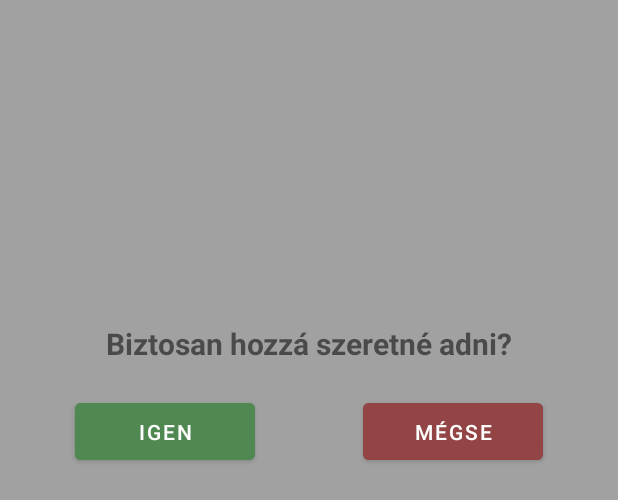
After one commit to Adam-Papp/Fizetesi-hatarido-figyelmezteto-alkalmazas, an Android app: the layout hozzaadaspopup.xml on its own in the app's theme, with its tools: preview values and no code run, on a phone screen of 412 x 824 dp. The commit adds this screen. Shown: the top 500 px of the screen. Run offline under Robolectric (Android 15) with nearby library versions, the phone set to English and light mode, and no system bars.

Commit message:
Hozzáadás popup

```diff
--- /dev/null
+++ b/app/src/main/res/layout/hozzaadaspopup.xml
@@ -0,0 +1,43 @@
+<?xml version="1.0" encoding="utf-8"?>
+<androidx.constraintlayout.widget.ConstraintLayout xmlns:android="http://schemas.android.com/apk/res/android"
+    xmlns:app="http://schemas.android.com/apk/res-auto"
+    android:layout_width="match_parent"
+    android:layout_height="match_parent"
+    android:background="#A1A1A1">
+
+    <TextView
+        android:id="@+id/textView17"
+        android:layout_width="wrap_content"
+        android:layout_height="wrap_content"
+        android:text="Biztosan hozzá szeretné adni?"
+        android:textSize="20sp"
+        android:textStyle="bold"
+        app:layout_constraintBottom_toBottomOf="parent"
+        app:layout_constraintEnd_toEndOf="parent"
+        app:layout_constraintStart_toStartOf="parent"
+        app:layout_constraintTop_toTopOf="parent"
+        app:layout_constraintVertical_bias="0.26999998" />
+
+    <Button
+        android:id="@+id/buttonIgen3"
+        android:layout_width="120dp"
+        android:layout_height="50dp"
+        android:layout_marginStart="50dp"
+        android:layout_marginTop="20dp"
+        android:backgroundTint="#4F8851"
+        android:text="Igen"
+        android:textColor="#FFFFFF"
+        app:layout_constraintStart_toStartOf="parent"
+        app:layout_constraintTop_toBottomOf="@+id/textView17" />
+
+    <Button
+        android:id="@+id/buttonMegse4"
+        android:layout_width="120dp"
+        android:layout_height="50dp"
+        android:layout_marginTop="20dp"
+        android:layout_marginEnd="50dp"
+        android:backgroundTint="#934545"
+        android:text="Mégse"
+        app:layout_constraintEnd_toEndOf="parent"
+        app:layout_constraintTop_toBottomOf="@+id/textView17" />
+</androidx.constraintlayout.widget.ConstraintLayout>
```
Also changed, not shown: app/src/main/java/com/example/fizetsihatridfigyelmeztetalkalmazs/ui/Hozzaadas/HozzaadasFragment.java (+32 -0 lines).
